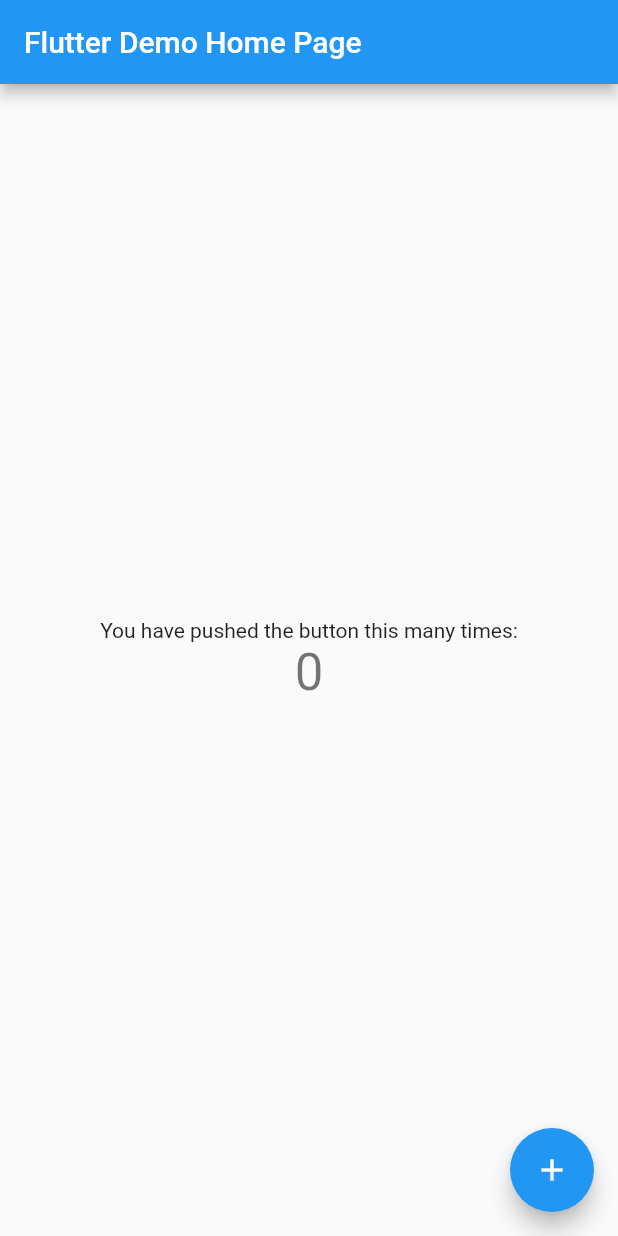
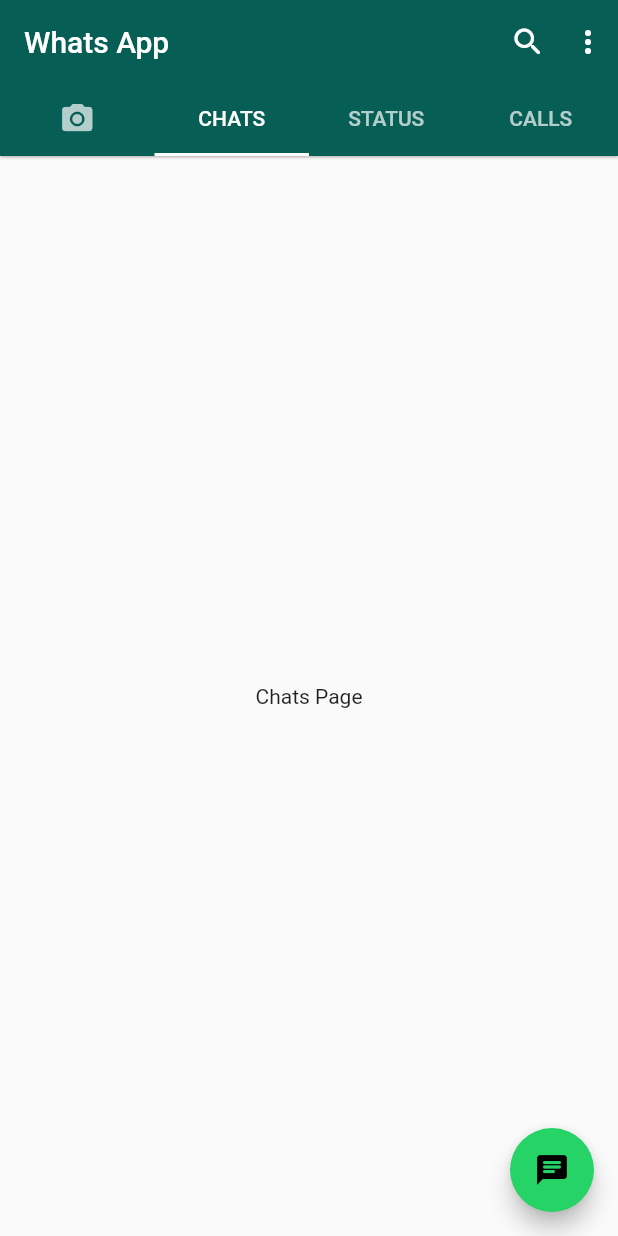
Before and after one commit to shivlaltiwari/Whats_app_Ui_Clone, a Flutter app: the screen it shows after launch, on a phone screen of 412 x 824 dp. Run offline on Flutter 3.47's test engine with Material 2 defaults, Android fonts, the phone set to English and light mode, and no system bars.

Commit message:
Ui of all screen done

```diff
--- a/whatsapp_ui/lib/main.dart
+++ b/whatsapp_ui/lib/main.dart
@@ -1,113 +1,23 @@
 import 'package:flutter/material.dart';
+import 'package:whatsapp_ui/views/HomeScreen.dart';
 
 void main() {
   runApp(MyApp());
 }
 
 class MyApp extends StatelessWidget {
-  // This widget is the root of your application.
+  const MyApp({ Key? key }) : super(key: key);
+
   @override
   Widget build(BuildContext context) {
     return MaterialApp(
-      title: 'Flutter Demo',
+      title: "Whats clone ui",
+      debugShowCheckedModeBanner: false,
       theme: ThemeData(
-        // This is the theme of your application.
-        //
-        // Try running your application with "flutter run". You'll see the
-        // application has a blue toolbar. Then, without quitting the app, try
-        // changing the primarySwatch below to Colors.green and then invoke
-        // "hot reload" (press "r" in the console where you ran "flutter run",
-        // or simply save your changes to "hot reload" in a Flutter IDE).
-        // Notice that the counter didn't reset back to zero; the application
-        // is not restarted.
-        primarySwatch: Colors.blue,
+        primaryColor: Color(0xff075E54),
+        accentColor: Color(0xff25D366),
       ),
-      home: MyHomePage(title: 'Flutter Demo Home Page'),
+      home: HomeScreen(),
     );
   }
 }
-
-class MyHomePage extends StatefulWidget {
-  MyHomePage({Key? key, required this.title}) : super(key: key);
-
-  // This widget is the home page of your application. It is stateful, meaning
-  // that it has a State object (defined below) that contains fields that affect
-  // how it looks.
-
-  // This class is the configuration for the state. It holds the values (in this
-  // case the title) provided by the parent (in this case the App widget) and
-  // used by the build method of the State. Fields in a Widget subclass are
-  // always marked "final".
-
-  final String title;
-
-  @override
-  _MyHomePageState createState() => _MyHomePageState();
-}
-
-class _MyHomePageState extends State<MyHomePage> {
-  int _counter = 0;
-
-  void _incrementCounter() {
-    setState(() {
-      // This call to setState tells the Flutter framework that something has
-      // changed in this State, which causes it to rerun the build method below
-      // so that the display can reflect the updated values. If we changed
-      // _counter without calling setState(), then the build method would not be
-      // called again, and so nothing would appear to happen.
-      _counter++;
-    });
-  }
-
-  @override
-  Widget build(BuildContext context) {
-    // This method is rerun every time setState is called, for instance as done
-    // by the _incrementCounter method above.
-    //
-    // The Flutter framework has been optimized to make rerunning build methods
-    // fast, so that you can just rebuild anything that needs updating rather
-    // than having to individually change instances of widgets.
-    return Scaffold(
-      appBar: AppBar(
-        // Here we take the value from the MyHomePage object that was created by
-        // the App.build method, and use it to set our appbar title.
-        title: Text(widget.title),
-      ),
-      body: Center(
-        // Center is a layout widget. It takes a single child and positions it
-        // in the middle of the parent.
-        child: Column(
-          // Column is also a layout widget. It takes a list of children and
-          // arranges them vertically. By default, it sizes itself to fit its
-          // children horizontally, and tries to be as tall as its parent.
-          //
-          // Invoke "debug painting" (press "p" in the console, choose the
-          // "Toggle Debug Paint" action from the Flutter Inspector in Android
-          // Studio, or the "Toggle Debug Paint" command in Visual Studio Code)
-          // to see the wireframe for each widget.
-          //
-          // Column has various properties to control how it sizes itself and
-          // how it positions its children. Here we use mainAxisAlignment to
-          // center the children vertically; the main axis here is the vertical
-          // axis because Columns are vertical (the cross axis would be
-          // horizontal).
-          mainAxisAlignment: MainAxisAlignment.center,
-          children: <Widget>[
-            Text(
-              'You have pushed the button this many times:',
-            ),
-            Text(
-              '$_counter',
-              style: Theme.of(context).textTheme.headline4,
-            ),
-          ],
-        ),
-      ),
-      floatingActionButton: FloatingActionButton(
-        onPressed: _incrementCounter,
-        tooltip: 'Increment',
-        child: Icon(Icons.add),
-      ), // This trailing comma makes auto-formatting nicer for build methods.
-    );
-  }
-}
--- /dev/null
+++ b/whatsapp_ui/lib/pages/CallsPage.dart
@@ -0,0 +1,12 @@
+import 'package:flutter/material.dart';
+class CallsPage extends StatelessWidget {
+  const CallsPage({ Key? key }) : super(key: key);
+
+  @override
+  Widget build(BuildContext context) {
+    return Center(
+      child: Text("Calls Page"),
+
+    );
+  }
+}
--- /dev/null
+++ b/whatsapp_ui/lib/pages/CameraPages.dart
@@ -0,0 +1,11 @@
+import 'package:flutter/material.dart';
+class CameraScreen extends StatelessWidget {
+  const CameraScreen({ Key? key }) : super(key: key);
+
+  @override
+  Widget build(BuildContext context) {
+    return Center(
+      child: Text("CameraPage"),
+    );
+  }
+}
--- /dev/null
+++ b/whatsapp_ui/lib/pages/ChatsPage.dart
@@ -0,0 +1,12 @@
+import 'package:flutter/material.dart';
+class ChatsScreen extends StatelessWidget {
+  const ChatsScreen({ Key? key }) : super(key: key);
+
+  @override
+  Widget build(BuildContext context) {
+    return Center(
+      child: Text("Chats Page"),
+
+    );
+  }
+}
--- /dev/null
+++ b/whatsapp_ui/lib/pages/StatusPage.dart
@@ -0,0 +1,12 @@
+import 'package:flutter/material.dart';
+class StatusPage extends StatelessWidget {
+  const StatusPage({ Key? key }) : super(key: key);
+
+  @override
+  Widget build(BuildContext context) {
+    return Center(
+      child: Text("Status Page"),
+
+    );
+  }
+}
--- /dev/null
+++ b/whatsapp_ui/lib/views/HomeScreen.dart
@@ -0,0 +1,67 @@
+import 'package:flutter/material.dart';
+import 'package:whatsapp_ui/pages/CallsPage.dart';
+import 'package:whatsapp_ui/pages/CameraPages.dart';
+import 'package:whatsapp_ui/pages/ChatsPage.dart';
+import 'package:whatsapp_ui/pages/StatusPage.dart';
+
+class HomeScreen extends StatefulWidget {
+  const HomeScreen({ Key? key }) : super(key: key);
+
+  @override
+  _HomeScreenState createState() => _HomeScreenState();
+}
+
+class _HomeScreenState extends State<HomeScreen>  with SingleTickerProviderStateMixin{
+
+  late TabController _tabController;
+  @override
+  void initState() {
+    super.initState();
+    _tabController = TabController(length: 4, vsync: this, initialIndex: 1);
+  }
+  @override
+  Widget build(BuildContext context) {
+    return Scaffold(
+      appBar: AppBar(
+        title: Text("Whats App"),
+        elevation: 0.7,
+        bottom: TabBar(
+          controller: _tabController,
+          indicatorColor: Colors.white,
+          tabs: [
+            Tab(icon: Icon(Icons.camera_alt),),
+            Tab(text: "CHATS",),
+            Tab(text: "STATUS",),
+            Tab(text: "CALLS",),
+
+          ],
+        ),
+        actions: [
+          Padding(
+            padding: const EdgeInsets.all(8.0),
+            child: Icon(Icons.search_rounded),
+          ),
+          Padding(
+            padding: const EdgeInsets.all(8.0),
+            child: Icon(Icons.more_vert_rounded),
+          )
+        ],
+      ),
+      body: TabBarView(
+        controller: _tabController,
+        children: [
+          CameraScreen(),
+          ChatsScreen(),
+          StatusPage(),
+          CallsPage(),
+        ],
+      ),
+      floatingActionButton: FloatingActionButton(
+        onPressed:(){} ,
+        backgroundColor: Theme.of(context).accentColor,
+        child: Icon(Icons.chat_rounded),
+        ),
+
+    );
+  }
+}
```
